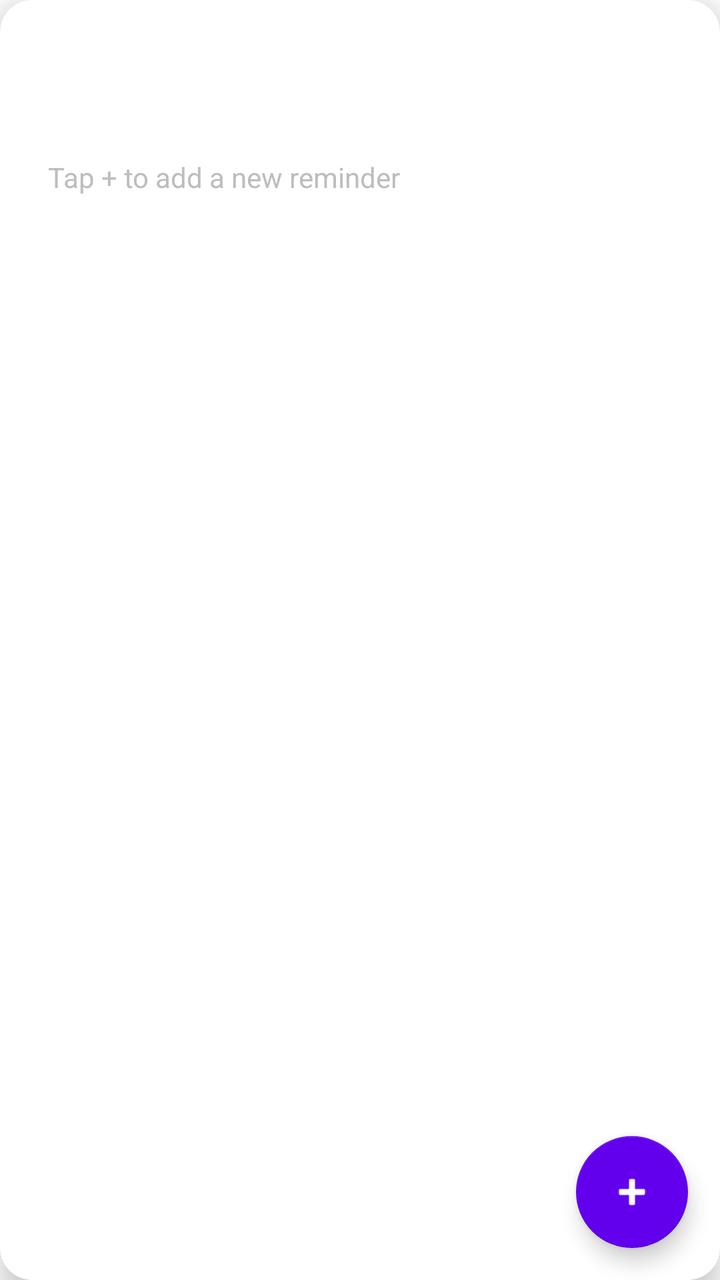
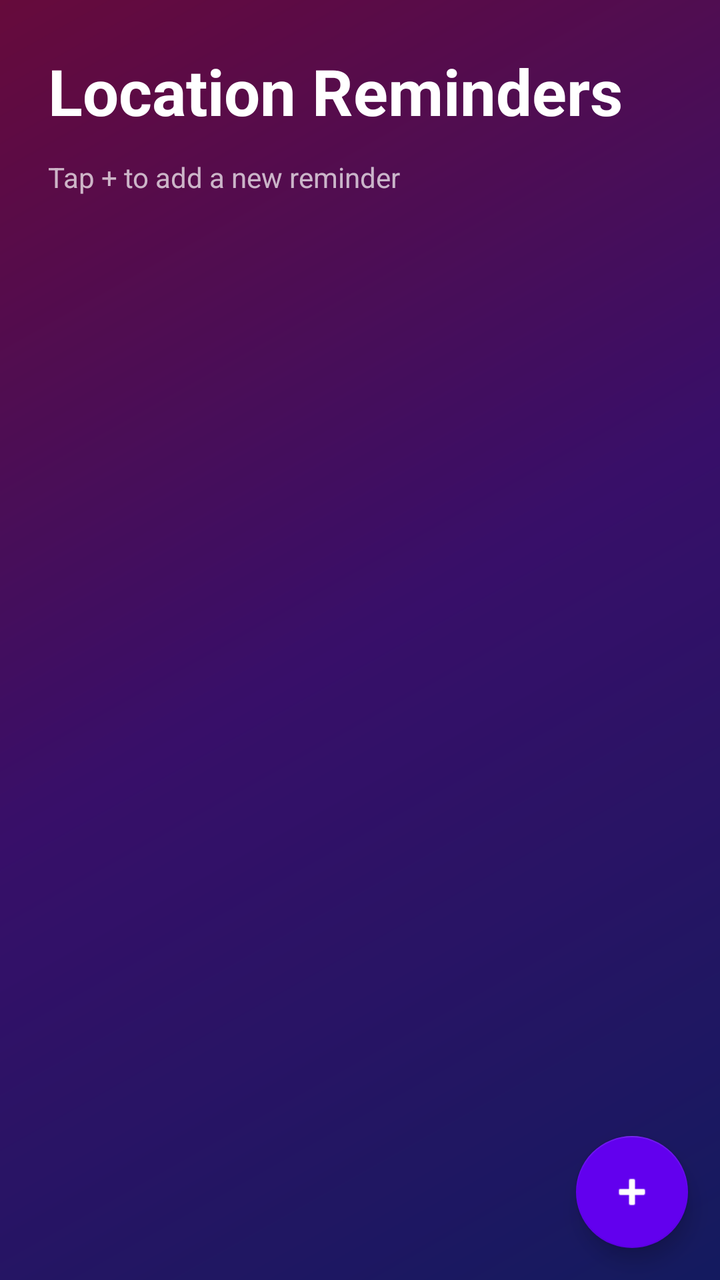

Screens rendered from an Android XML layout before and after an edit, with the pre-edit source and the edit as a unified diff.
<!-- AndroidManifest.xml: activity theme Theme.LocationReminder -->
<!-- res/layout/activity_main.xml -->
<?xml version="1.0" encoding="utf-8"?>
<androidx.constraintlayout.widget.ConstraintLayout
    xmlns:android="http://schemas.android.com/apk/res/android"
    xmlns:app="http://schemas.android.com/apk/res-auto"
    android:layout_width="match_parent"
    android:layout_height="match_parent"
    android:fitsSystemWindows="true">

    
    <FrameLayout
        android:id="@+id/backgroundContainer"
        android:layout_width="0dp"
        android:layout_height="0dp"
        app:layout_constraintTop_toTopOf="parent"
        app:layout_constraintBottom_toBottomOf="parent"
        app:layout_constraintStart_toStartOf="parent"
        app:layout_constraintEnd_toEndOf="parent">

        
        <androidx.cardview.widget.CardView
            android:id="@+id/mainCard"
            android:layout_width="match_parent"
            android:layout_height="match_parent"
            android:foreground="?selectableItemBackground"
            app:cardCornerRadius="16dp"
            app:cardElevation="8dp">

            
            <androidx.core.widget.NestedScrollView
                android:layout_width="match_parent"
                android:layout_height="match_parent"
                android:fillViewport="true">

                <LinearLayout
                    android:layout_width="match_parent"
                    android:layout_height="wrap_content"
                    android:orientation="vertical"
                    android:padding="24dp">

                    
                    <TextView
                        android:id="@+id/titleText"
                        android:layout_width="match_parent"
                        android:layout_height="wrap_content"
                        android:text="Location Reminders"
                        android:textColor="@color/on_surface"
                        android:textSize="32sp"
                        android:layout_marginBottom="8dp"/>

                    <TextView
                        android:layout_width="match_parent"
                        android:layout_height="wrap_content"
                        android:text="Tap + to add a new reminder"
                        android:textColor="@color/grey_400"
                        android:textSize="14sp"
                        android:layout_marginVertical="4dp"/>

                    
                    <androidx.recyclerview.widget.RecyclerView
                        android:id="@+id/remindersRecyclerView"
                        android:layout_width="match_parent"
                        android:layout_height="wrap_content"/>
                </LinearLayout>
            </androidx.core.widget.NestedScrollView>
        </androidx.cardview.widget.CardView>
    </FrameLayout>

    
    <com.google.android.material.floatingactionbutton.FloatingActionButton
        android:id="@+id/addReminderButton"
        android:layout_width="wrap_content"
        android:layout_height="wrap_content"
        app:backgroundTint="@color/colorPrimary"
        app:rippleColor="@color/colorSecondary"
        android:src="@android:drawable/ic_input_add"
        android:contentDescription="Add Reminder"
        app:tint="@color/white"
        app:elevation="6dp"
        app:layout_constraintBottom_toBottomOf="parent"
        app:layout_constraintEnd_toEndOf="parent"
        android:layout_margin="16dp"/>

</androidx.constraintlayout.widget.ConstraintLayout>
<!-- resources referenced by this layout -->
<resources>
  <color name="colorPrimary">#6200EE</color>
  <color name="colorSecondary">#03DAC5</color>
  <color name="grey_400">#BDBDBD</color>
  <color name="on_surface">#FFFFFF</color>
  <color name="white">#FFFFFF</color>
  <style name="Theme.LocationReminder" parent="Theme.MaterialComponents.DayNight.NoActionBar">
          <item name="colorPrimary">@color/colorPrimary</item>
          <item name="colorPrimaryVariant">@color/colorPrimaryVariant</item>
          <item name="colorOnPrimary">@color/white</item>
          <item name="colorSecondary">@color/colorSecondary</item>
          <item name="colorSecondaryVariant">@color/colorSecondaryDark</item>
          <item name="colorOnSecondary">@color/black</item>
          
          
          <item name="android:statusBarColor">@color/gradient_base_dark</item>
          <item name="android:navigationBarColor">@color/gradient_base_dark</item>
      </style>
  <color name="colorPrimaryVariant">#3700B3</color>
  <color name="colorSecondaryDark">#01B7A4</color>
  <color name="black">#000000</color>
  <color name="gradient_base_dark">#121212</color>
</resources>

<!-- the commit's change to res/layout/activity_main.xml (unified diff, before → after) -->
@@ -1,83 +1,65 @@
 <?xml version="1.0" encoding="utf-8"?>
 <androidx.constraintlayout.widget.ConstraintLayout
-    xmlns:android="http://schemas.android.com/apk/res/android"
-    xmlns:app="http://schemas.android.com/apk/res-auto"
-    android:layout_width="match_parent"
-    android:layout_height="match_parent"
-    android:fitsSystemWindows="true">
+xmlns:android="http://schemas.android.com/apk/res/android"
+xmlns:app="http://schemas.android.com/apk/res-auto"
+android:layout_width="match_parent"
+android:layout_height="match_parent"
+android:fitsSystemWindows="true"
+android:background="@drawable/gradient_background">
+
+
+<LinearLayout
+    android:layout_width="0dp"
+    android:layout_height="0dp"
+    android:orientation="vertical"
+    android:padding="24dp"
+    app:layout_constraintTop_toTopOf="parent"
+    app:layout_constraintBottom_toBottomOf="parent"
+    app:layout_constraintStart_toStartOf="parent"
+    app:layout_constraintEnd_toEndOf="parent">
 
     
-    <FrameLayout
-        android:id="@+id/backgroundContainer"
-        android:layout_width="0dp"
-        android:layout_height="0dp"
-        app:layout_constraintTop_toTopOf="parent"
-        app:layout_constraintBottom_toBottomOf="parent"
-        app:layout_constraintStart_toStartOf="parent"
-        app:layout_constraintEnd_toEndOf="parent">
+    <TextView
+        android:id="@+id/titleText"
+        android:layout_width="match_parent"
+        android:layout_height="wrap_content"
+        android:text="Location Reminders"
+        android:textColor="@color/white"
+        android:textSize="32sp"
+        android:textStyle="bold"
+        android:layout_marginBottom="8dp"/>
 
-        
-        <androidx.cardview.widget.CardView
-            android:id="@+id/mainCard"
-            android:layout_width="match_parent"
-            android:layout_height="match_parent"
-            android:foreground="?selectableItemBackground"
-            app:cardCornerRadius="16dp"
-            app:cardElevation="8dp">
-
-            
-            <androidx.core.widget.NestedScrollView
-                android:layout_width="match_parent"
-                android:layout_height="match_parent"
-                android:fillViewport="true">
-
-                <LinearLayout
-                    android:layout_width="match_parent"
-                    android:layout_height="wrap_content"
-                    android:orientation="vertical"
-                    android:padding="24dp">
-
-                    
-                    <TextView
-                        android:id="@+id/titleText"
-                        android:layout_width="match_parent"
-                        android:layout_height="wrap_content"
-                        android:text="Location Reminders"
-                        android:textColor="@color/on_surface"
-                        android:textSize="32sp"
-                        android:layout_marginBottom="8dp"/>
-
-                    <TextView
-                        android:layout_width="match_parent"
-                        android:layout_height="wrap_content"
-                        android:text="Tap + to add a new reminder"
-                        android:textColor="@color/grey_400"
-                        android:textSize="14sp"
-                        android:layout_marginVertical="4dp"/>
-
-                    
-                    <androidx.recyclerview.widget.RecyclerView
-                        android:id="@+id/remindersRecyclerView"
-                        android:layout_width="match_parent"
-                        android:layout_height="wrap_content"/>
-                </LinearLayout>
-            </androidx.core.widget.NestedScrollView>
-        </androidx.cardview.widget.CardView>
-    </FrameLayout>
+    <TextView
+        android:layout_width="match_parent"
+        android:layout_height="wrap_content"
+        android:text="Tap + to add a new reminder"
+        android:textColor="@color/white"
+        android:alpha="0.7"
+        android:textSize="14sp"
+        android:layout_marginVertical="4dp"/>
 
     
-    <com.google.android.material.floatingactionbutton.FloatingActionButton
-        android:id="@+id/addReminderButton"
-        android:layout_width="wrap_content"
-        android:layout_height="wrap_content"
-        app:backgroundTint="@color/colorPrimary"
-        app:rippleColor="@color/colorSecondary"
-        android:src="@android:drawable/ic_input_add"
-        android:contentDescription="Add Reminder"
-        app:tint="@color/white"
-        app:elevation="6dp"
-        app:layout_constraintBottom_toBottomOf="parent"
-        app:layout_constraintEnd_toEndOf="parent"
-        android:layout_margin="16dp"/>
+    <androidx.recyclerview.widget.RecyclerView
+        android:id="@+id/remindersRecyclerView"
+        android:layout_width="match_parent"
+        android:layout_height="match_parent"
+        android:clipToPadding="false"
+        android:paddingTop="8dp"/>
+</LinearLayout>
+
+
+<com.google.android.material.floatingactionbutton.FloatingActionButton
+    android:id="@+id/addReminderButton"
+    android:layout_width="wrap_content"
+    android:layout_height="wrap_content"
+    app:backgroundTint="@color/colorPrimary"
+    app:rippleColor="@color/colorSecondary"
+    android:src="@android:drawable/ic_input_add"
+    android:contentDescription="Add Reminder"
+    app:tint="@color/white"
+    app:elevation="6dp"
+    app:layout_constraintBottom_toBottomOf="parent"
+    app:layout_constraintEnd_toEndOf="parent"
+    android:layout_margin="16dp"/>
 
 </androidx.constraintlayout.widget.ConstraintLayout>
<!-- resource entries referenced after the edit -->
@@ -2,21 +2,43 @@
 <resources>
   <color name="colorPrimary">#6200EE</color>
   <color name="colorSecondary">#03DAC5</color>
-  <color name="grey_400">#BDBDBD</color>
-  <color name="on_surface">#FFFFFF</color>
   <color name="white">#FFFFFF</color>
+  <!-- drawable gradient_background (drawable) -->
+  <?xml version="1.0" encoding="utf-8"?>
+  <layer-list xmlns:android="http://schemas.android.com/apk/res/android">
+      
+      
+      <item>
+          <shape android:shape="rectangle">
+              <gradient
+                  android:angle="135"
+                  android:startColor="#1a237e"
+                  android:centerColor="#4a148c"
+                  android:endColor="#880e4f"
+                  android:type="linear" />
+          </shape>
+      </item>
+      
+      
+      <item>
+          <shape android:shape="rectangle">
+              <solid android:color="#40000000" />
+          </shape>
+      </item>
+      
+  </layer-list>
   <style name="Theme.LocationReminder" parent="Theme.MaterialComponents.DayNight.NoActionBar">
-          <item name="colorPrimary">@color/colorPrimary</item>
-          <item name="colorPrimaryVariant">@color/colorPrimaryVariant</item>
-          <item name="colorOnPrimary">@color/white</item>
-          <item name="colorSecondary">@color/colorSecondary</item>
-          <item name="colorSecondaryVariant">@color/colorSecondaryDark</item>
-          <item name="colorOnSecondary">@color/black</item>
-          
-          
-          <item name="android:statusBarColor">@color/gradient_base_dark</item>
-          <item name="android:navigationBarColor">@color/gradient_base_dark</item>
-      </style>
+      <item name="colorPrimary">@color/colorPrimary</item>
+      <item name="colorPrimaryVariant">@color/colorPrimaryVariant</item>
+      <item name="colorOnPrimary">@color/white</item>
+      <item name="colorSecondary">@color/colorSecondary</item>
+      <item name="colorSecondaryVariant">@color/colorSecondaryDark</item>
+      <item name="colorOnSecondary">@color/black</item>
+  
+      
+      <item name="android:statusBarColor">@color/gradient_base_dark</item>
+      <item name="android:navigationBarColor">@color/gradient_base_dark</item>
+  </style>
   <color name="colorPrimaryVariant">#3700B3</color>
   <color name="colorSecondaryDark">#01B7A4</color>
   <color name="black">#000000</color>
